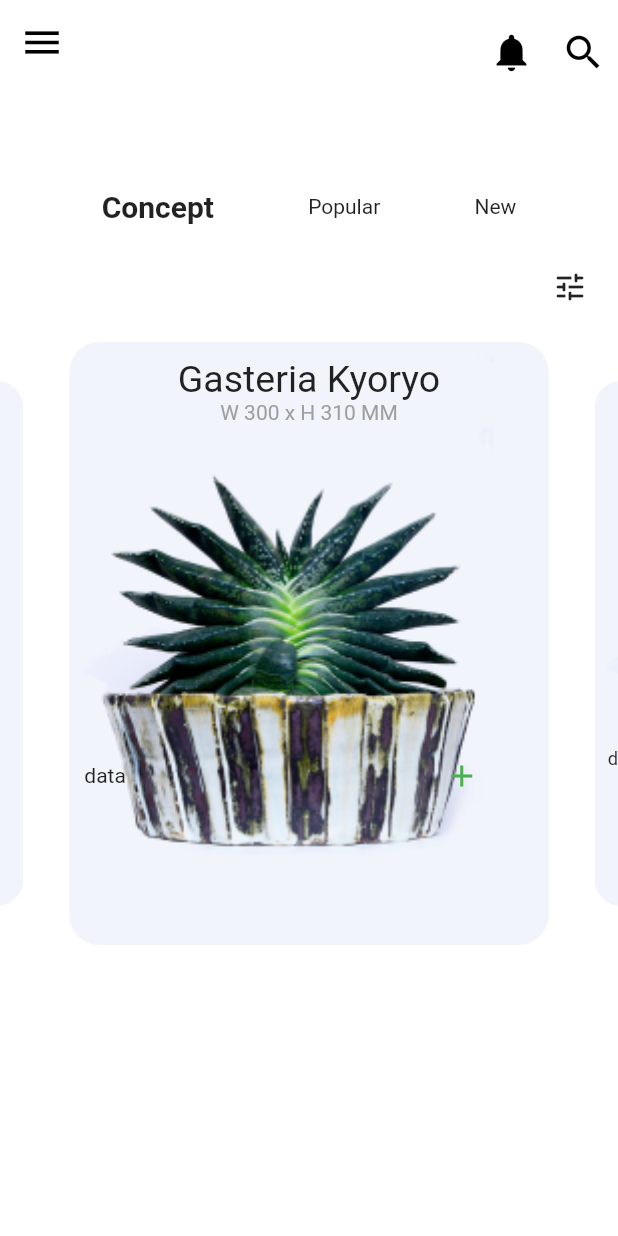
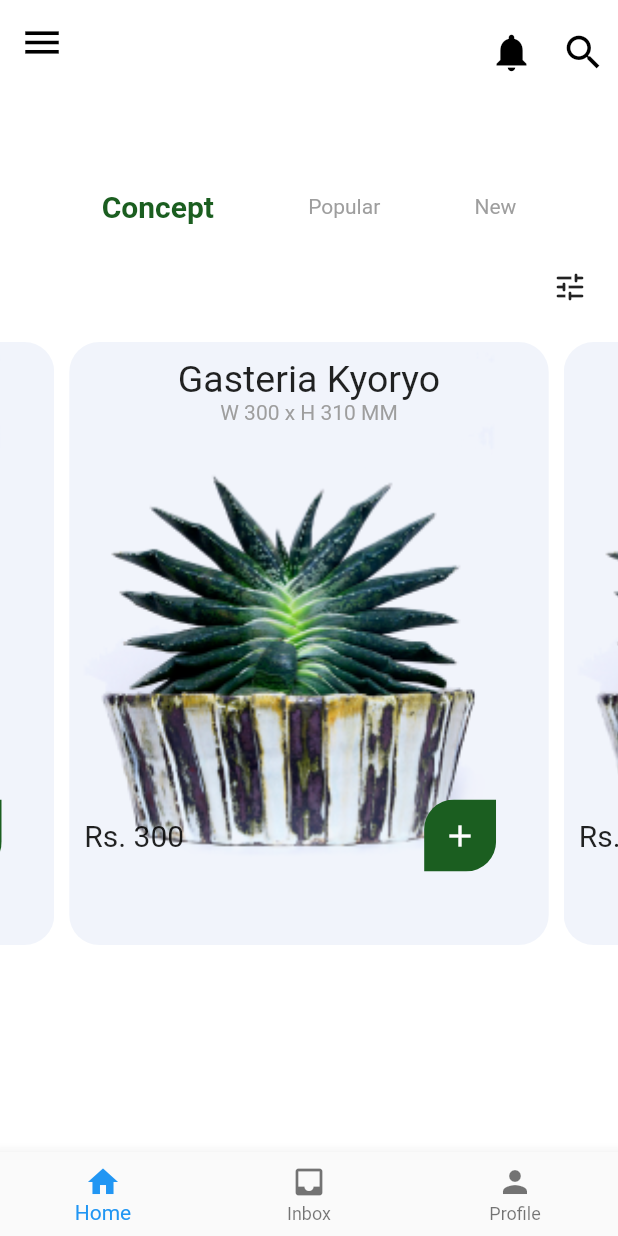
Before and after one commit to sooraj671/plant_shop, a Flutter app: the screen it shows after launch, on a phone screen of 412 x 824 dp. Run offline on Flutter 3.47's test engine with Material 2 defaults, Android fonts, the phone set to English and light mode, and no system bars; drawn by our look-alikes of carousel_slider.

Commit message:
completed home
Signed-off-by: sooraj671 <75793312+sooraj671@users.noreply.github.com>

```diff
--- a/lib/main.dart
+++ b/lib/main.dart
@@ -9,6 +9,7 @@ void main() {
 }
 
 List<String> imgList = ['assets/2.png', 'assets/2.png', 'assets/2.png'];
+double height = 250;
 
 class Home extends StatelessWidget {
   Home({super.key});
@@ -25,27 +26,40 @@ class Home extends StatelessWidget {
                         fit: BoxFit.cover, width: double.infinity),
                     Padding(
                       padding: const EdgeInsets.all(10.0),
-                      child: Column(
-                        children: [
+                      child: Column(children: [
                         Text(
                           'Gasteria Kyoryo',
                           style: TextStyle(fontSize: 25),
                         ),
-                        Text('W 300 x H 310 MM', style: TextStyle(color: Colors.grey),),
-                        SizedBox(height: 210,),
+                        Text(
+                          'W 300 x H 310 MM',
+                          style: TextStyle(color: Colors.grey),
+                        ),
+                        SizedBox(
+                          height: height,
+                        ),
                         Row(
                           children: [
                             Text(
-                              'data',
+                              'Rs. 300',
+                              style: TextStyle(fontSize: 20),
                             ),
                             SizedBox(
-                              width: 200,
+                              width: 160,
                             ),
-                            IconButton(
-                              onPressed: () {},
-                              icon: Icon(Icons.add),
-                              color: Colors.green,
-                            )
+                            ClipRRect(
+                              borderRadius: BorderRadius.only(
+                                  topLeft: Radius.circular(20),
+                                  bottomRight: Radius.circular(20)),
+                              child: Container(
+                                color: Colors.green[900],
+                                child: IconButton(
+                                  onPressed: () {},
+                                  icon: Icon(Icons.add),
+                                  color: Colors.white,
+                                ),
+                              ),
+                            ),
                           ],
                         ),
                       ]),
@@ -74,7 +88,6 @@ class Home extends StatelessWidget {
               Icons.notifications,
               color: Colors.black,
               size: 30,
-
             ),
             padding: EdgeInsets.symmetric(horizontal: 10, vertical: 20),
           ),
@@ -99,10 +112,19 @@ class Home extends StatelessWidget {
               children: [
                 Text(
                   'Concept',
-                  style: TextStyle(fontSize: 20, fontWeight: FontWeight.bold),
+                  style: TextStyle(
+                      fontSize: 20,
+                      fontWeight: FontWeight.bold,
+                      color: Colors.green[900]),
                 ),
-                Text('Popular'),
-                Text('New'),
+                Text(
+                  'Popular',
+                  style: TextStyle(color: Colors.grey),
+                ),
+                Text(
+                  'New',
+                  style: TextStyle(color: Colors.grey),
+                ),
               ],
             ),
           ),
@@ -117,12 +139,17 @@ class Home extends StatelessWidget {
             options: CarouselOptions(
               autoPlay: false,
               aspectRatio: 1.0,
-              enlargeCenterPage: true,
+              enlargeCenterPage: false,
             ),
             items: imageSliders,
           ),
         ],
       ),
+      bottomNavigationBar: BottomNavigationBar(items: [
+        BottomNavigationBarItem(icon: Icon(Icons.home), label: 'Home'),
+        BottomNavigationBarItem(icon: Icon(Icons.inbox), label: 'Inbox'),
+        BottomNavigationBarItem(icon: Icon(Icons.person), label: 'Profile'),
+      ]),
     );
   }
 }
```
